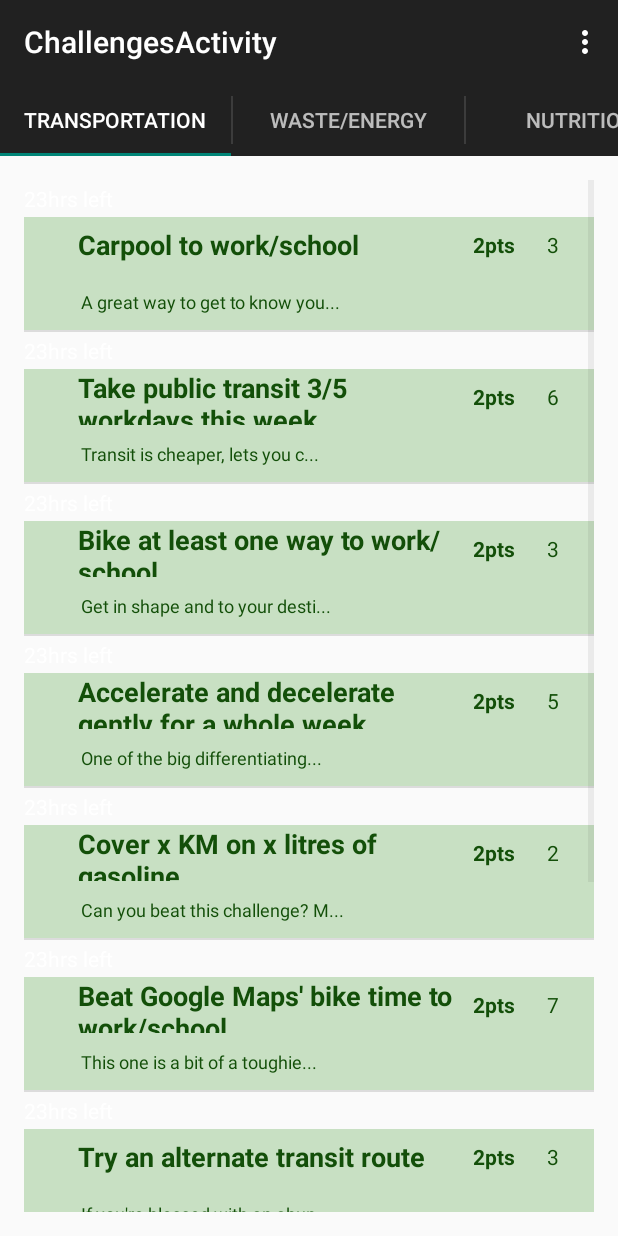
After one commit to ahung93/EcoQuest, an Android app: the ChallengesActivity screen opened directly, with no data from a screen before it, on a phone screen of 412 x 824 dp. The commit adds this screen. Run offline under Robolectric (Android 15) with nearby library versions, the phone set to English and light mode, and no system bars.

Commit message:
Adding challenges list

```diff
--- /dev/null
+++ b/app/src/main/java/com/example/regular/ecoquest/ChallengesActivity.java
@@ -0,0 +1,304 @@
+package com.example.regular.ecoquest;
+
+import java.util.ArrayList;
+import java.util.List;
+import java.util.Locale;
+
+import android.support.v7.app.ActionBarActivity;
+import android.support.v7.app.ActionBar;
+import android.support.v4.app.Fragment;
+import android.support.v4.app.FragmentManager;
+import android.support.v4.app.FragmentTransaction;
+import android.support.v4.app.FragmentPagerAdapter;
+import android.os.Bundle;
+import android.support.v4.view.ViewPager;
+import android.util.Log;
+import android.view.Gravity;
+import android.view.LayoutInflater;
+import android.view.Menu;
+import android.view.MenuItem;
+import android.view.View;
+import android.view.ViewGroup;
+import android.widget.ArrayAdapter;
+import android.widget.ListView;
+import android.widget.TextView;
+
+import com.nwhacks.ecoquest.classes.Challenge;
+import com.nwhacks.ecoquest.classes.ChallengeLoader;
+import com.nwhacks.ecoquest.classes.User;
+
+
+public class ChallengesActivity extends ActionBarActivity implements ActionBar.TabListener {
+
+    /**
+     * The {@link android.support.v4.view.PagerAdapter} that will provide
+     * fragments for each of the sections. We use a
+     * {@link FragmentPagerAdapter} derivative, which will keep every
+     * loaded fragment in memory. If this becomes too memory intensive, it
+     * may be best to switch to a
+     * {@link android.support.v4.app.FragmentStatePagerAdapter}.
+     */
+    SectionsPagerAdapter mSectionsPagerAdapter;
+    static ChallengeListAdapter transportationChallengeListAdapter;
+    static ChallengeListAdapter wasteAndEnergyChallengeListAdapter;
+    static ChallengeListAdapter nutritionChallengeListAdapter;
+
+    static List<Challenge> allChallenges;
+
+    /**
+     * The {@link ViewPager} that will host the section contents.
+     */
+    ViewPager mViewPager;
+
+    @Override
+    protected void onCreate(Bundle savedInstanceState) {
+        super.onCreate(savedInstanceState);
+        setContentView(R.layout.activity_challenges);
+
+        ChallengeLoader cl = new ChallengeLoader();
+
+        allChallenges = cl.getAvailableChallenges();
+
+        Log.i("logcatz", "SIZE: " + Integer.toString(allChallenges.size()));
+
+        transportationChallengeListAdapter = new ChallengeListAdapter(getTransportationChallenges(allChallenges));
+        wasteAndEnergyChallengeListAdapter = new ChallengeListAdapter(getWasteAndEnergyChallenges(allChallenges));
+        nutritionChallengeListAdapter = new ChallengeListAdapter(getNutritionChallenges(allChallenges));
+
+        // Set up the action bar.
+        final ActionBar actionBar = getSupportActionBar();
+        actionBar.setNavigationMode(ActionBar.NAVIGATION_MODE_TABS);
+
+        // Create the adapter that will return a fragment for each of the three
+        // primary sections of the activity.
+        mSectionsPagerAdapter = new SectionsPagerAdapter(getSupportFragmentManager());
+
+        // Set up the ViewPager with the sections adapter.
+        mViewPager = (ViewPager) findViewById(R.id.pager);
+        mViewPager.setAdapter(mSectionsPagerAdapter);
+
+        // When swiping between different sections, select the corresponding
+        // tab. We can also use ActionBar.Tab#select() to do this if we have
+        // a reference to the Tab.
+        mViewPager.setOnPageChangeListener(new ViewPager.SimpleOnPageChangeListener() {
+            @Override
+            public void onPageSelected(int position) {
+                actionBar.setSelectedNavigationItem(position);
+            }
+        });
+
+        // For each of the sections in the app, add a tab to the action bar.
+        for (int i = 0; i < mSectionsPagerAdapter.getCount(); i++) {
+            // Create a tab with text corresponding to the page title defined by
+            // the adapter. Also specify this Activity object, which implements
+            // the TabListener interface, as the callback (listener) for when
+            // this tab is selected.
+            actionBar.addTab(
+                    actionBar.newTab()
+                            .setText(mSectionsPagerAdapter.getPageTitle(i))
+                            .setTabListener(this));
+        }
+    }
+
+
+    @Override
+    public boolean onCreateOptionsMenu(Menu menu) {
+        // Inflate the menu; this adds items to the action bar if it is present.
+        getMenuInflater().inflate(R.menu.menu_challenges, menu);
+        return true;
+    }
+
+    @Override
+    public boolean onOptionsItemSelected(MenuItem item) {
+        // Handle action bar item clicks here. The action bar will
+        // automatically handle clicks on the Home/Up button, so long
+        // as you specify a parent activity in AndroidManifest.xml.
+        int id = item.getItemId();
+
+        //noinspection SimplifiableIfStatement
+        if (id == R.id.action_settings) {
+            return true;
+        }
+
+        return super.onOptionsItemSelected(item);
+    }
+
+    @Override
+    public void onTabSelected(ActionBar.Tab tab, FragmentTransaction fragmentTransaction) {
+        // When the given tab is selected, switch to the corresponding page in
+        // the ViewPager.
+        mViewPager.setCurrentItem(tab.getPosition());
+    }
+
+    @Override
+    public void onTabUnselected(ActionBar.Tab tab, FragmentTransaction fragmentTransaction) {
+    }
+
+    @Override
+    public void onTabReselected(ActionBar.Tab tab, FragmentTransaction fragmentTransaction) {
+    }
+
+    /**
+     * A {@link FragmentPagerAdapter} that returns a fragment corresponding to
+     * one of the sections/tabs/pages.
+     */
+    public class SectionsPagerAdapter extends FragmentPagerAdapter {
+
+        public SectionsPagerAdapter(FragmentManager fm) {
+            super(fm);
+        }
+
+        @Override
+        public Fragment getItem(int position) {
+            // getItem is called to instantiate the fragment for the given page.
+            // Return a PlaceholderFragment (defined as a static inner class below).
+            return PlaceholderFragment.newInstance(position + 1);
+        }
+
+        @Override
+        public int getCount() {
+            // Show 3 total pages.
+            return 3;
+        }
+
+        @Override
+        public CharSequence getPageTitle(int position) {
+            Locale l = Locale.getDefault();
+            switch (position) {
+                case 0:
+                    return "Transportation".toUpperCase(l);
+                case 1:
+                    return "Waste/Energy".toUpperCase(l);
+                case 2:
+                    return "Nutrition".toUpperCase(l);
+            }
+            return null;
+        }
+    }
+
+    private List<Challenge> getTransportationChallenges(List<Challenge> challenges) {
+        List<Challenge> ret = new ArrayList<>();
+        for (Challenge c : challenges) {
+            if (c.getType() == Challenge.Type.TRANSPORTATION) {
+                ret.add(c);
+                Log.i("logcatz", "in transportation");
+            }
+        }
+        return ret;
+    }
+
+    private List<Challenge> getWasteAndEnergyChallenges(List<Challenge> challenges) {
+        List<Challenge> ret = new ArrayList<>();
+        for (Challenge c : challenges) {
+            Log.i("logcatz", "before if");
+            if (c.getType().equals(Challenge.Type.WASTE_AND_ENERGY_REDUCTION)) {
+                ret.add(c);
+                Log.i("logcatz", "in w/e");
+            }
+        }
+        return ret;
+    }
+
+    private List<Challenge> getNutritionChallenges(List<Challenge> challenges) {
+        List<Challenge> ret = new ArrayList<>();
+        for (Challenge c : challenges) {
+            if (c.getType() == Challenge.Type.NUTRITION) {
+                ret.add(c);
+                Log.i("logcatz", "in nutrition");
+            }
+        }
+        return ret;
+    }
+
+
+    /**
+     * A placeholder fragment containing a simple view.
+     */
+    public static class PlaceholderFragment extends Fragment {
+        /**
+         * The fragment argument representing the section number for this
+         * fragment.
+         */
+        private static final String ARG_SECTION_NUMBER = "section_number";
+
+        /**
+         * Returns a new instance of this fragment for the given section
+         * number.
+         */
+        public static PlaceholderFragment newInstance(int sectionNumber) {
+            PlaceholderFragment fragment = new PlaceholderFragment();
+            Bundle args = new Bundle();
+            args.putInt(ARG_SECTION_NUMBER, sectionNumber);
+            fragment.setArguments(args);
+            return fragment;
+        }
+
+        public PlaceholderFragment() {
+        }
+
+        @Override
+        public View onCreateView(LayoutInflater inflater, ViewGroup container,
+                                 Bundle savedInstanceState) {
+            View rootView = inflater.inflate(R.layout.fragment_challenges, container, false);
+            int sectionNumber = getArguments().getInt(ARG_SECTION_NUMBER);
+            ListView lv = (ListView) rootView.findViewById(R.id.challengesList);
+            switch (sectionNumber) {
+                case 1:             // Transportation
+                    lv.setAdapter(transportationChallengeListAdapter);
+                    break;
+                case 2:             // Waste and Energy
+                    lv.setAdapter(wasteAndEnergyChallengeListAdapter);
+                    break;
+                case 3:             // Nutrition
+                    lv.setAdapter(nutritionChallengeListAdapter);
+                    break;
+                default:
+                    break;
+            }
+
+            return rootView;
+        }
+    }
+
+    public class ChallengeListAdapter extends ArrayAdapter<Challenge>{
+
+        private List<Challenge> challenges;
+
+        public ChallengeListAdapter(List<Challenge> c) {
+            super(ChallengesActivity.this, R.layout.challenge_item, c);
+            this.challenges = c;
+        }
+
+        public View getView(int position, View convertView, ViewGroup parent) {
+            View itemView = convertView;
+            if (itemView == null) {
+                itemView = getLayoutInflater().inflate(R.layout.challenge_item, parent, false);
+            }
+
+            Challenge currentChallenge = challenges.get(position);
+            Log.i("lolcatz", "found challenge");
+
+            TextView titleText = (TextView) itemView.findViewById(R.id.challenge_item_title);
+            TextView descriptionText = (TextView) itemView.findViewById(R.id.challenge_item_description);
+            TextView pointsText = (TextView) itemView.findViewById(R.id.challenge_item_points);
+            titleText.setText(currentChallenge.getTitle());
+            descriptionText.setText(currentChallenge.getDescription().substring(0,30) + "...");
+            pointsText.setText((Integer.toString(currentChallenge.getRewardPoints())));
+
+            // Add to the items
+            /**
+            TextView rankText = (TextView) itemView.findViewById(R.id.user_item_rank);
+            TextView fullNameText = (TextView) itemView.findViewById(R.id.user_item_fullname);
+            TextView descriptionText = (TextView) itemView.findViewById(R.id.user_item_description);
+            TextView pointsText = (TextView) itemView.findViewById(R.id.user_item_points);
+
+            rankText.setText(Integer.toString(position + 1));
+            fullNameText.setText(currentChallenge.getName());
+            descriptionText.setText("Some description");
+            pointsText.setText((Integer.toString(currentChallenge.getTotalPoints())));
+            **/
+            return itemView;
+        }
+    }
+
+}
--- a/app/src/main/java/com/nwhacks/ecoquest/classes/ChallengeLoader.java
+++ b/app/src/main/java/com/nwhacks/ecoquest/classes/ChallengeLoader.java
@@ -1,4 +1,6 @@
 package com.nwhacks.ecoquest.classes;
+
+import android.util.Log;
 
 import com.googlecode.jcsv.reader.CSVEntryParser;
 import com.googlecode.jcsv.reader.CSVReader;
@@ -17,6 +19,39 @@
  * Created by Nicholas on 3/14/2015.
  */
 public class ChallengeLoader {
+
+    private static String STRING_BOYS = "OPEN~Carpool to work/school~A great way to get to know your co-workers and classmates better.~Transportation~604800000~3~0~0\n"+
+            "OPEN~Take public transit 3/5 workdays this week~Transit is cheaper, lets you catch up on reading, watching, and listening and is a whole lot less stressful than driving.~Transportation~432000000~6~0~0\n"+
+            "OPEN~Bike at least one way to work/school~Get in shape and to your destination at the same time!~Transportation~172800000~3~0~0\n"+
+            "OPEN~Accelerate and decelerate gently for a whole week~One of the big differentiating factors for fuel consumption is how quickly you accelerate. Decelerating doesn't directly effect your usage but if you slow more gradually you may be able to keep some of the speed that you've built up.�~Transportation~604800000~5~0~0\n"+
+            "OPEN~Cover x KM on x litres of gasoline~Can you beat this challenge? Maybe you'll have to get rid of that old tire in the back and the bike rack ruining your aerodynamic profile that you never use.~Transportation~604800000~2~0~0\n"+
+            "OPEN~Beat Google Maps' bike time to work/school~This one is a bit of a toughie but immensely satisfying if successful. If you manage to beat the time that Google Maps estimates that means that you've manage to beat even the almighty supercomputers' expectations.~Transportation~432000000~7~0~0\n"+
+            "OPEN~Try an alternate transit route~If you're blessed with an abundance of bus routes then this'll be an interesting challenge for you. Sometimes alternate routes can more efficient at certain times of day, quieter, have a better view or just be more pleasant overall.~Transportation~172800000~3~0~0\n"+
+            "OPEN~Get a monthly transit pass~Consider this to be your commitment to joining the (usually) washed and cheerful masses on the bus.~Transportation~432000000~4~0~0\n"+
+            "OPEN~Don't exceed the speed limit for an entire day.~If you drive slower, or, at the speed limit say, then you reduce your risk of being in an accident and actually save fuel as, once you reach a certain speed, you start to spend increasing amounts of fuel per extra kilometer.~Transportation~86400000~4~0~0\n"+
+            "OPEN~Walk to the park~What better way to take in nature than by walking amongst it?~Transportation~86400000~1~0~0\n"+
+            "OPEN~Visit a farmer's market~Farmer's markets are full of delicious surprises and often have better prices for produce as you are cutting out the middleman.~Nutrition~172800000~3~0~0\n"+
+            "OPEN~Try out a fair trade product (coffee, chocolate,etc)~Fair trade products are a great way to ensure that farmers in less advantaged regions are getting a fair share of the profits. It doesn't hurt that it usually means that the products are of higher quality as well.~Nutrition~172800000~3~0~0\n"+
+            "OPEN~Completely vegetarian for 2 days.~Vegetables are so tasty! Eating a vegetarian diet means less weight, more fibre, stronger bones, and a smaller grocery bill.~Nutrition~172800000~5~0~0\n"+
+            "OPEN~Eliminate a processed food product from your diet~Generally, the more processed food becomes the less nutrition you get from it and the greater the impact that it has on the planet.~Nutrition~172800000~4~0~0\n"+
+            "OPEN~Eat 15% smaller portions than usual for 5 meals. ~Many of us (myself included) eat past the point of satiation. Try consciously putting a bit less food in your plate and see if you really needed all that food after all.�~Nutrition~432000000~5~0~0\n"+
+            "OPEN~Bring a few fruits or some trail mix for a snack~It's easy to reach for a snack in a bag but it's not always the best thing for us. Making your own trail mix or packing fruits involves less packaging and is a lot better for you! Try this two days in a row and see how your energy levels vary.~Nutrition~172800000~5~0~0\n"+
+            "OPEN~No red meat for 3 days.~Red meat takes the most resources per pound of meat and has been shown to be the least beneficial type of meat to consume.~Nutrition~259200000~4~0~0\n"+
+            "OPEN~No red meat and poultry for 3 days.~Fish are generally regarded as being one of the healthier forms of protein and as long as it is not from an over-fished part of the ocean it is relatively low impact.�~Nutrition~259200000~6~0~0\n"+
+            "OPEN~Make a fruit smoothie for breakfast!~There are few better ways to start your day than with something delicious like a strawberry, orange, and banana almond milk smoothie.~Nutrition~86400000~2~0~0\n"+
+            "OPEN~Make a home cooked meal.~Cooking at home avoids a great deal of the waste surrounding the food services industry, gives you greater control over the ingredients used and means that you'll have leftovers for later. Yummy!~Nutrition~86400000~2~0~0\n"+
+            "OPEN~Eat meat no more than 4 (meals) times this week~It takes 10,000 litres of water to produce one pound of beef compared to 100 litres of water for one pound of wheat. So go hard on the spaghetti but maybe find an alternative for those meatballs?~Nutrition~604800000~6~0~0\n"+
+            "OPEN~Don't leave a room with the lights still on for one day.~If you're stumbling around in the dark just ask your cat for directions.~Waste/Energy~86400000~4~0~0\n"+
+            "OPEN~Review what is and isn't recyclable in your area.~You'd be surprised at what is and isn't acceptable.~Waste/Energy~86400000~2~0~0\n"+
+            "OPEN~Try out a golden shower ~As long as your shower drains effectively you'll be no worse for the wear.~Waste/Energy~86400000~2~0~0\n"+
+            "OPEN~No faucet running while you brush your teeth (3 days).~You can use up to 20 litres of water while brushing your teeth if you leave it running.~Waste/Energy~259200000~4~0~0\n"+
+            "OPEN~Switch out your incandescent bulbs ~CFL bulbs use 23% of the energy that incandescent bulbs do AND last 6.7 times longer.~Waste/Energy~259200000~5~0~0\n"+
+            "OPEN~Bring your used electronics to be recycled responsibly.~Some unscrupulous organizations actually ship your e-waste overseas instead of actually recycling it.~Waste/Energy~604800000~5~0~0\n"+
+            "OPEN~Visit the thrift store before buying new goods for a week.~\"Macklemore said it best, \"\"Savin' my money and I'm hella happy that's a bargain, [sir/madam]\"\". You can find some really good deals there!\"~Waste/Energy~604800000~4~0~0\n"+
+            "OPEN~\"Plug in any \"\"phantom power\"\" appliances to power bars\"~\"Phantom power is a term for appliances that continue to draw power even when they are \"\"turned off\"\" (e.g. set top boxes).\"~Waste/Energy~259200000~2~0~0\n"+
+            "OPEN~Consolidate your next dish washing load.~Your dishes don't need the deluxe treatment. Save on dishwasher liquid, time spent loading and unloading and the bothersome whirring of your dishwasher.~Waste/Energy~86400000~2~0~0\n"+
+            "OPEN~Check your windows for drafts.~Your windows are supposed to let you see outside but not let the outside world in. 10-25% of heat exits homes through windows on average, it's an easy area to target for improvement.~Waste/Energy~259200000~4~0~0\n"+
+            "OPEN~Bring a resuable water bottle or grocery bag with you.~They're starting to charge you for plastic bags now and bottled water tastes gross anyways!~Waste/Energy~86400000~1~0~0\n";
 
     public ChallengeLoader(){}
 
@@ -53,42 +88,23 @@
 
     public static List<Challenge> getAvailableChallenges(){
         List<Challenge> listOfChallenges = new ArrayList<>();
-/**
-        try {
-            Reader reader = new FileReader("test.csv");
-            CSVReader<String[]> csvPersonReader = CSVReaderBuilder.newDefaultReader(reader);
-            List<String[]> persons = csvPersonReader.readAll();
-            for (String[] strs : persons) {
-                System.out.println(strs[1]);
-            }
-//            CSVReader<Challenge> csvChallengeReader = new CSVReaderBuilder<Challenge>(reader).entryParser(new ChallengeEntryParser()).build();
-//            List<Challenge> challenges = csvChallengeReader.readAll();
 
-        } catch (FileNotFoundException e) {
-            System.out.println("File not found, exception caught.");
-        } catch (IOException e) {
-            System.out.println("IO exception caught.");
-        }
- **/
-        try {
             //BufferedReader reader = new BufferedReader(new InputStreamReader(is));
-            BufferedReader reader = new BufferedReader(new FileReader("ChallengeTable.csv"));
-            String line;
-            while ((line = reader.readLine()) != null) {
+            String[] lines = STRING_BOYS.split(System.getProperty("line.separator"));
+           for (String line : lines) {
                 System.out.println(line);
                 String[] RowData = line.split("~");
                 String title = RowData[1];
                 String description = RowData[2];
                 String track = RowData[3];
                 Challenge.Type type=null;
-                if (track=="Transportation"){
+                if (track.equals("Transportation")){
                     type = Challenge.Type.TRANSPORTATION;
-                } else if (track=="Nutrition"){
+                } else if (track.equals("Nutrition")){
                     type = Challenge.Type.NUTRITION;
-                } else if (track== "Waste/Energy"){
+                } else if (track.equals("Waste/Energy")){
                     type = Challenge.Type.WASTE_AND_ENERGY_REDUCTION;
                 }
-
 
                 long timelimit = Long.parseLong(RowData[4]);
                 int rewardpoints = Integer.parseInt(RowData[5]);
@@ -97,9 +113,6 @@
                 listOfChallenges.add(new Challenge(Challenge.State.OPEN, title, description, type, timelimit, rewardpoints, penaltypoints));
                 // do something with "data" and "value"
             }
-        }    catch (IOException ex) {
-            // handle exception
-        }
 
         return listOfChallenges;
     }
@@ -108,7 +121,7 @@
         System.out.println("HAII DER");
         List<Challenge> challenges = getAvailableChallenges();
         for (Challenge c : challenges){
-            System.out.println(c.getDescription());
+            System.out.println(c.getType());
         }
     }
 }
--- /dev/null
+++ b/app/src/main/res/layout/activity_challenges.xml
@@ -0,0 +1,4 @@
+<android.support.v4.view.ViewPager xmlns:android="http://schemas.android.com/apk/res/android"
+    xmlns:tools="http://schemas.android.com/tools" android:id="@+id/pager"
+    android:layout_width="match_parent" android:layout_height="match_parent"
+    tools:context="com.example.regular.ecoquest.ChallengesActivity" />
--- a/app/src/main/res/layout/fragment_leaderboard.xml
+++ b/app/src/main/res/layout/fragment_challenges.xml
@@ -4,7 +4,7 @@
     android:paddingRight="@dimen/activity_horizontal_margin"
     android:paddingTop="@dimen/activity_vertical_margin"
     android:paddingBottom="@dimen/activity_vertical_margin"
-    tools:context="com.example.regular.ecoquest.LeaderboardActivity$PlaceholderFragment">
+    tools:context="com.example.regular.ecoquest.ChallengesActivity$PlaceholderFragment">
 
     <TextView android:id="@+id/section_label" android:layout_width="wrap_content"
         android:layout_height="wrap_content" />
@@ -12,8 +12,8 @@
     <ListView
         android:layout_width="wrap_content"
         android:layout_height="wrap_content"
-        android:id="@+id/userList"
-        android:layout_centerVertical="true"
-        android:layout_centerHorizontal="true" />
+        android:id="@+id/challengesList"
+        android:layout_centerHorizontal="true"
+        android:layout_alignParentTop="true" />
 
 </RelativeLayout>
--- /dev/null
+++ b/app/src/main/res/menu/menu_challenges.xml
@@ -0,0 +1,7 @@
+<menu xmlns:android="http://schemas.android.com/apk/res/android"
+    xmlns:app="http://schemas.android.com/apk/res-auto"
+    xmlns:tools="http://schemas.android.com/tools"
+    tools:context="com.example.regular.ecoquest.ChallengesActivity">
+    <item android:id="@+id/action_settings" android:title="@string/action_settings"
+        android:orderInCategory="100" app:showAsAction="never" />
+</menu>
--- a/app/src/main/res/values/strings.xml
+++ b/app/src/main/res/values/strings.xml
@@ -15,4 +15,5 @@
     <string name="title_section3">Section 3</string>
     <string name="title_activity_leaderboard">LeaderboardActivity</string>
     <string name="title_activity_test">test</string>
+    <string name="title_activity_challenges">ChallengesActivity</string>
 </resources>
```
Also changed, not shown: app/src/main/AndroidManifest.xml (+13 -4 lines).
